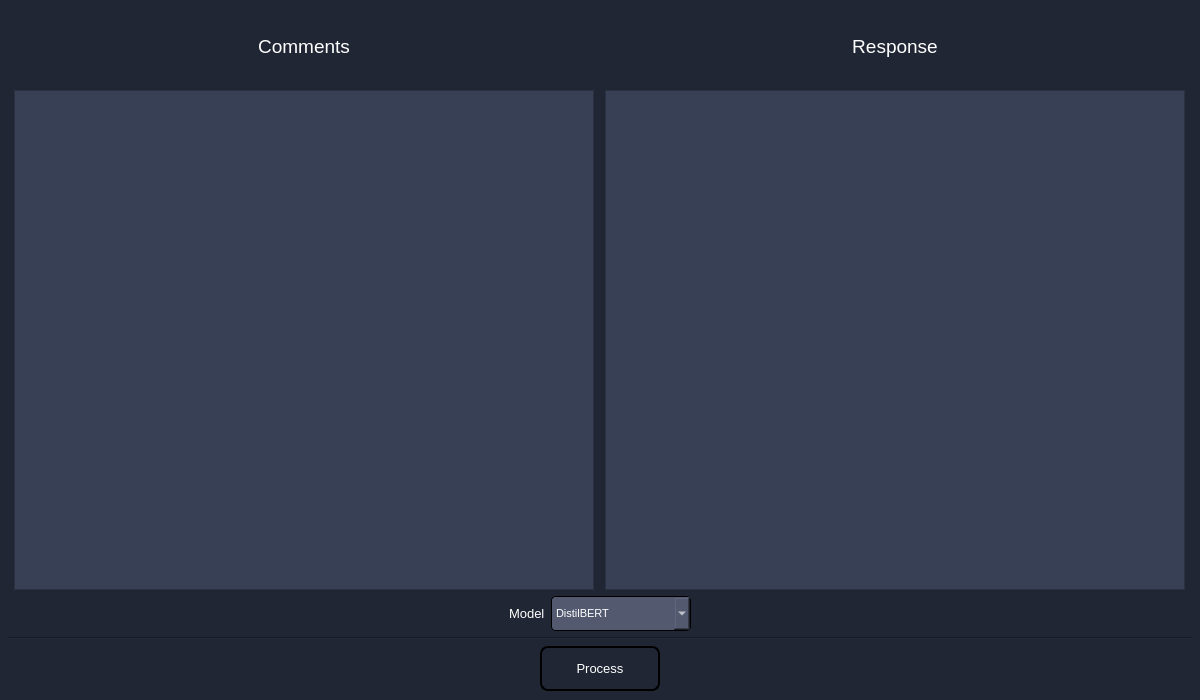
Qt form qt_main.ui (KevinPan2021/Sentiment-Analysis-DistilBERT) before a commit.
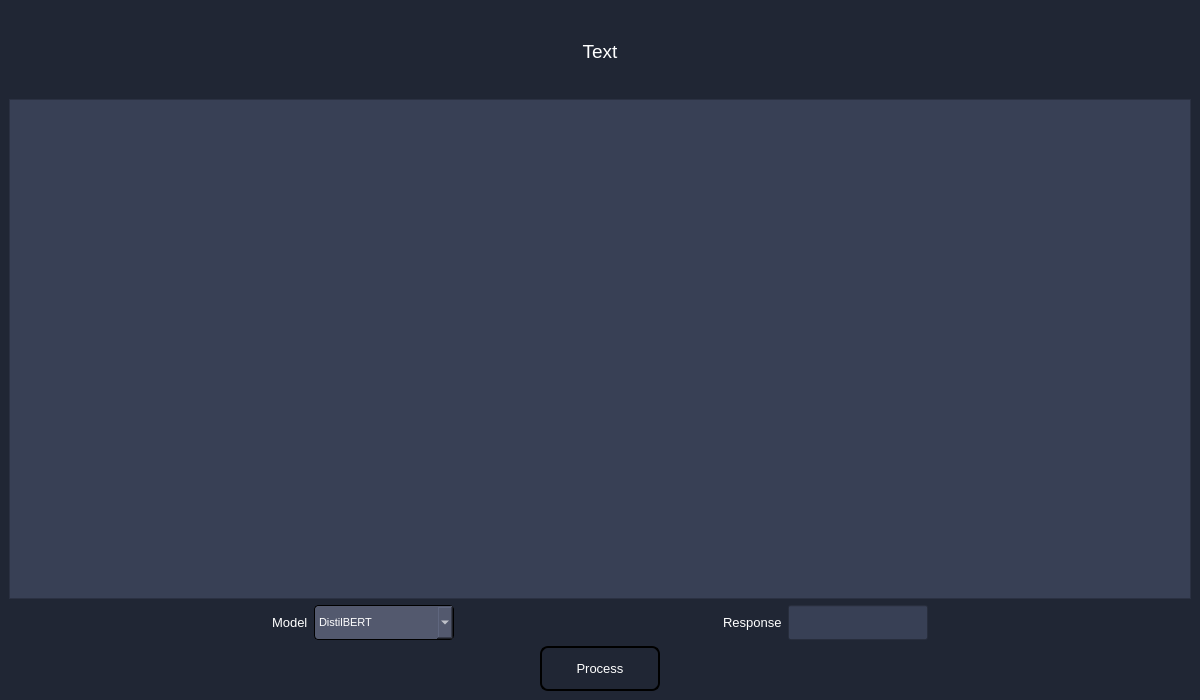
The same form after that commit.

```diff
--- a/qt_main.ui
+++ b/qt_main.ui
@@ -71,7 +71,7 @@
              <string notr="true">color:white</string>
             </property>
             <property name="text">
-             <string>Comments</string>
+             <string>Text</string>
             </property>
             <property name="alignment">
              <set>Qt::AlignCenter</set>
@@ -82,57 +82,21 @@
            <widget class="QTextEdit" name="textEdit_input">
             <property name="minimumSize">
              <size>
-              <width>580</width>
+              <width>0</width>
               <height>500</height>
              </size>
             </property>
             <property name="maximumSize">
              <size>
-              <width>580</width>
+              <width>16777215</width>
               <height>500</height>
              </size>
             </property>
-            <property name="styleSheet">
-             <string notr="true">background-color: rgb(56, 64, 85);
-color:white;</string>
+            <property name="cursor" stdset="0">
+             <cursorShape>IBeamCursor</cursorShape>
             </property>
-           </widget>
-          </item>
-         </layout>
-        </item>
-        <item>
-         <layout class="QVBoxLayout" name="verticalLayout_2">
-          <item>
-           <widget class="QLabel" name="label_4">
-            <property name="font">
-             <font>
-              <pointsize>14</pointsize>
-             </font>
-            </property>
-            <property name="styleSheet">
-             <string notr="true">color:white</string>
-            </property>
-            <property name="text">
-             <string>Response</string>
-            </property>
-            <property name="alignment">
-             <set>Qt::AlignCenter</set>
-            </property>
-           </widget>
-          </item>
-          <item>
-           <widget class="QTextEdit" name="textEdit_output">
-            <property name="minimumSize">
-             <size>
-              <width>580</width>
-              <height>500</height>
-             </size>
-            </property>
-            <property name="maximumSize">
-             <size>
-              <width>580</width>
-              <height>500</height>
-             </size>
+            <property name="mouseTracking">
+             <bool>true</bool>
             </property>
             <property name="styleSheet">
              <string notr="true">background-color: rgb(56, 64, 85);
@@ -217,6 +181,57 @@
           </item>
          </widget>
         </item>
+        <item>
+         <spacer name="horizontalSpacer_2">
+          <property name="orientation">
+           <enum>Qt::Horizontal</enum>
+          </property>
+          <property name="sizeHint" stdset="0">
+           <size>
+            <width>40</width>
+            <height>20</height>
+           </size>
+          </property>
+         </spacer>
+        </item>
+        <item>
+         <widget class="QLabel" name="label_7">
+          <property name="font">
+           <font>
+            <pointsize>10</pointsize>
+           </font>
+          </property>
+          <property name="styleSheet">
+           <string notr="true">color:white</string>
+          </property>
+          <property name="text">
+           <string>Response</string>
+          </property>
+         </widget>
+        </item>
+        <item>
+         <widget class="QLineEdit" name="lineEdit_response">
+          <property name="minimumSize">
+           <size>
+            <width>140</width>
+            <height>35</height>
+           </size>
+          </property>
+          <property name="maximumSize">
+           <size>
+            <width>140</width>
+            <height>35</height>
+           </size>
+          </property>
+          <property name="styleSheet">
+           <string notr="true">background-color: rgb(56, 64, 85);
+color:white;</string>
+          </property>
+          <property name="readOnly">
+           <bool>true</bool>
+          </property>
+         </widget>
+        </item>
         <item>
          <spacer name="horizontalSpacer_3">
           <property name="orientation">
@@ -232,13 +247,6 @@
         </item>
        </layout>
       </item>
-      <item>
-       <widget class="Line" name="line">
-        <property name="orientation">
-         <enum>Qt::Horizontal</enum>
-        </property>
-       </widget>
-      </item>
       <item>
        <layout class="QHBoxLayout" name="horizontalLayout_4">
         <item>
```
Left out of the diff: 4 changed lines with no effect on the pictures.
